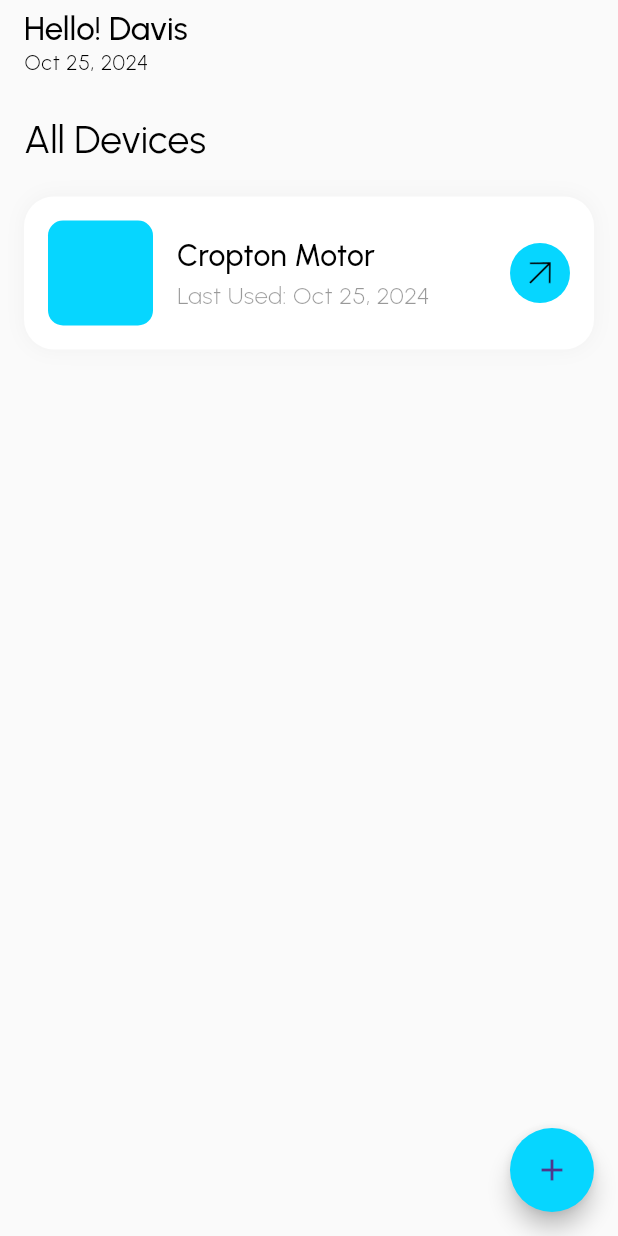
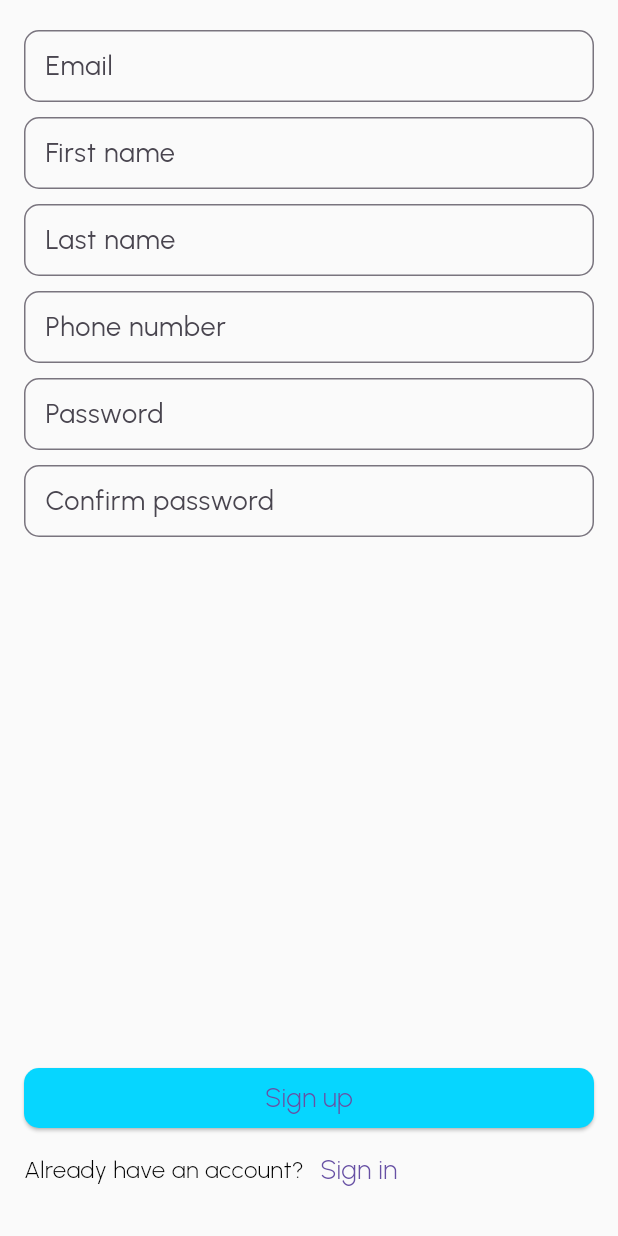
Before and after one commit to n1h41/oflow-flutter-app, a Flutter app: the screen it shows after launch, on a phone screen of 412 x 824 dp. Run offline on Flutter 3.47's test engine with Material 3 defaults, Android fonts, the phone set to English and light mode, and no system bars; our stand-ins replace equatable, flutter_bloc, flutter_svg, get_it, go_router, shared_preferences; missing offline and left inert: mqtt5_client, wheel_picker.

Commit message:
Create sign in and sign up view

```diff
--- a/lib/core/router/router.dart
+++ b/lib/core/router/router.dart
@@ -1,13 +1,24 @@
 import 'package:go_router/go_router.dart';
-import 'package:oflow/features/device/presentation/views/device_view.dart';
-import 'package:oflow/features/device/presentation/views/schedule_view.dart';
-import 'package:oflow/features/home/presentation/views/home_view.dart';
 
+import '../../features/auth/presentation/views/sign_in_view.dart';
+import '../../features/auth/presentation/views/sign_up_view.dart';
+import '../../features/device/presentation/views/device_view.dart';
 import '../../features/device/presentation/views/history_view.dart';
+import '../../features/device/presentation/views/schedule_view.dart';
+import '../../features/home/presentation/views/home_view.dart';
 
 class AppRouter {
   final _router = GoRouter(
+    initialLocation: '/auth/sign-up',
     routes: [
+      GoRoute(
+        path: '/auth/sign-up',
+        builder: (context, state) => const SignUpView(),
+      ),
+      GoRoute(
+        path: '/auth/sign-in',
+        builder: (context, state) => const SignInView(),
+      ),
       GoRoute(
         path: '/',
         builder: (context, state) => const HomeView(),
--- a/lib/core/theme/app_theme.dart
+++ b/lib/core/theme/app_theme.dart
@@ -2,6 +2,7 @@ import 'package:flutter/material.dart';
 import 'package:oflow/core/constants/colors.dart';
 import 'package:oflow/core/theme/custom_themes/app_bar_theme.dart';
 import 'package:oflow/core/theme/custom_themes/elevated_button_theme.dart';
+import 'package:oflow/core/theme/custom_themes/text_form_field_theme.dart';
 import 'package:oflow/core/theme/custom_themes/text_theme.dart';
 
 class AppTheme {
@@ -16,5 +17,6 @@ class AppTheme {
     appBarTheme: KAppBarTheme.appBarTheme,
     textTheme: KTextTheme.lightTextTheme,
     elevatedButtonTheme: KElevatedButtonTheme.elevatedButtonTheme,
+    inputDecorationTheme: KTextFormFieldTheme.lightInputDecorationTheme,
   );
 }
--- /dev/null
+++ b/lib/core/theme/custom_themes/text_form_field_theme.dart
@@ -0,0 +1,21 @@
+import 'package:flutter/material.dart';
+
+import '../../constants/colors.dart';
+import 'text_theme.dart';
+
+class KTextFormFieldTheme {
+  KTextFormFieldTheme._();
+
+  static InputDecorationTheme lightInputDecorationTheme = InputDecorationTheme(
+    hintStyle: KTextTheme.lightTextTheme.labelSmall,
+    border: OutlineInputBorder(
+      borderRadius: BorderRadius.circular(10),
+      borderSide: BorderSide(
+        color: KAppColors.borderPrimary,
+      ),
+    ),
+    contentPadding: const EdgeInsets.symmetric(
+      horizontal: 10,
+    ),
+  );
+}
--- a/lib/features/app/presentation/views/app.dart
+++ b/lib/features/app/presentation/views/app.dart
@@ -1,8 +1,8 @@
 import 'package:flutter/material.dart';
-import 'package:oflow/core/theme/app_theme.dart';
 
 import '../../../../core/router/router.dart';
 import '../../../../core/service_locator.dart';
+import '../../../../core/theme/app_theme.dart';
 
 class MyApp extends StatelessWidget {
   const MyApp({super.key});
@@ -14,6 +14,11 @@ class MyApp extends StatelessWidget {
       title: 'Oflow application',
       themeMode: ThemeMode.light,
       theme: AppTheme.lightTheme,
+      builder: (context, child) {
+        return SafeArea(
+          child: child!,
+        );
+      },
     );
   }
 }
--- a/lib/features/auth/presentation/views/sign_up_view.dart
+++ b/lib/features/auth/presentation/views/sign_up_view.dart
@@ -0,0 +1,76 @@
+import 'package:flutter/material.dart';
+import 'package:go_router/go_router.dart';
+
+class SignUpView extends StatelessWidget {
+  const SignUpView({super.key});
+
+  @override
+  Widget build(BuildContext context) {
+    return Scaffold(
+      body: Form(
+        child: Padding(
+          padding: const EdgeInsets.symmetric(horizontal: 16, vertical: 20),
+          child: Column(
+            children: [
+              TextFormField(
+                decoration: const InputDecoration(
+                  labelText: 'Email',
+                ),
+              ),
+              const SizedBox(height: 10),
+              TextFormField(
+                decoration: const InputDecoration(
+                  labelText: 'First name',
+                ),
+              ),
+              const SizedBox(height: 10),
+              TextFormField(
+                decoration: const InputDecoration(
+                  labelText: 'Last name',
+                ),
+              ),
+              const SizedBox(height: 10),
+              TextFormField(
+                decoration: const InputDecoration(
+                  labelText: 'Phone number',
+                ),
+              ),
+              const SizedBox(height: 10),
+              TextFormField(
+                decoration: const InputDecoration(
+                  labelText: 'Password',
+                ),
+              ),
+              const SizedBox(height: 10),
+              TextFormField(
+                decoration: const InputDecoration(
+                  labelText: 'Confirm password',
+                ),
+              ),
+              Spacer(),
+              SizedBox(
+                width: double.infinity,
+                child: ElevatedButton(
+                  onPressed: () {},
+                  child: const Text('Sign up'),
+                ),
+              ),
+              Row(
+                children: [
+                  Text("Already have an account?"),
+                  TextButton(
+                    onPressed: () {
+                      // Go to sign in view
+                      context.replace('/auth/sign-in');
+                    },
+                    child: const Text('Sign in'),
+                  ),
+                ],
+              )
+            ],
+          ),
+        ),
+      ),
+    );
+  }
+}
--- a/lib/main.dart
+++ b/lib/main.dart
@@ -1,9 +1,11 @@
 import 'package:flutter/material.dart';
-import 'package:oflow/core/service_locator.dart';
 
+import 'core/service_locator.dart';
+import 'core/utils/local_storage/local_storage.dart';
 import 'features/app/presentation/views/app.dart';
 
 void main() {
   initialiseDependencies();
+  LocalStorage.instance.init();
   runApp(const MyApp());
 }
--- a/pubspec.yaml
+++ b/pubspec.yaml
@@ -18,6 +18,8 @@ dependencies:
   flutter_svg: ^2.0.10+1
   wheel_picker: ^0.1.1
   mqtt5_client: ^4.5.3
+  shared_preferences: ^2.3.2
+  equatable: ^2.0.5
 dev_dependencies:
   flutter_test:
     sdk: flutter
```
Also changed, not shown: lib/core/utils/local_storage/local_storage.dart (added, +29 -0 lines), lib/features/auth/presentation/views/sign_in_view.dart (+51 -0 lines), lib/features/device/presentation/bloc/device_bloc.dart (added, +19 -0 lines), lib/features/device/presentation/bloc/device_state.dart (added, +14 -0 lines), lib/features/device/presentation/views/history_view.dart (+56 -3 lines), pubspec.lock, 2 other files.
